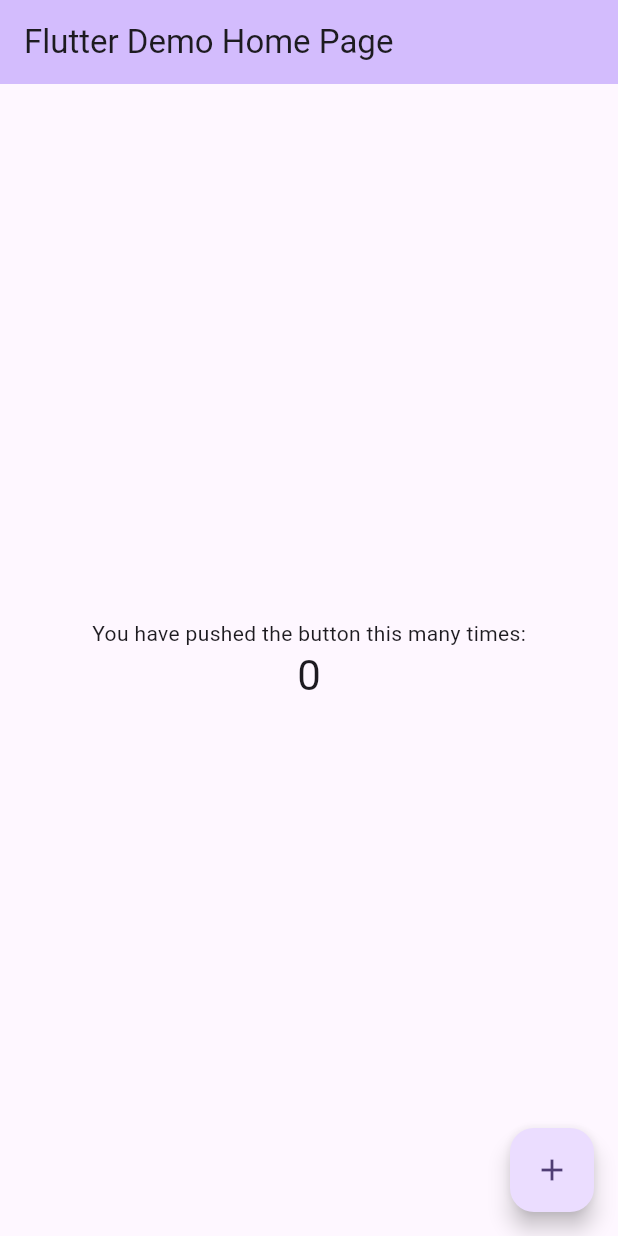
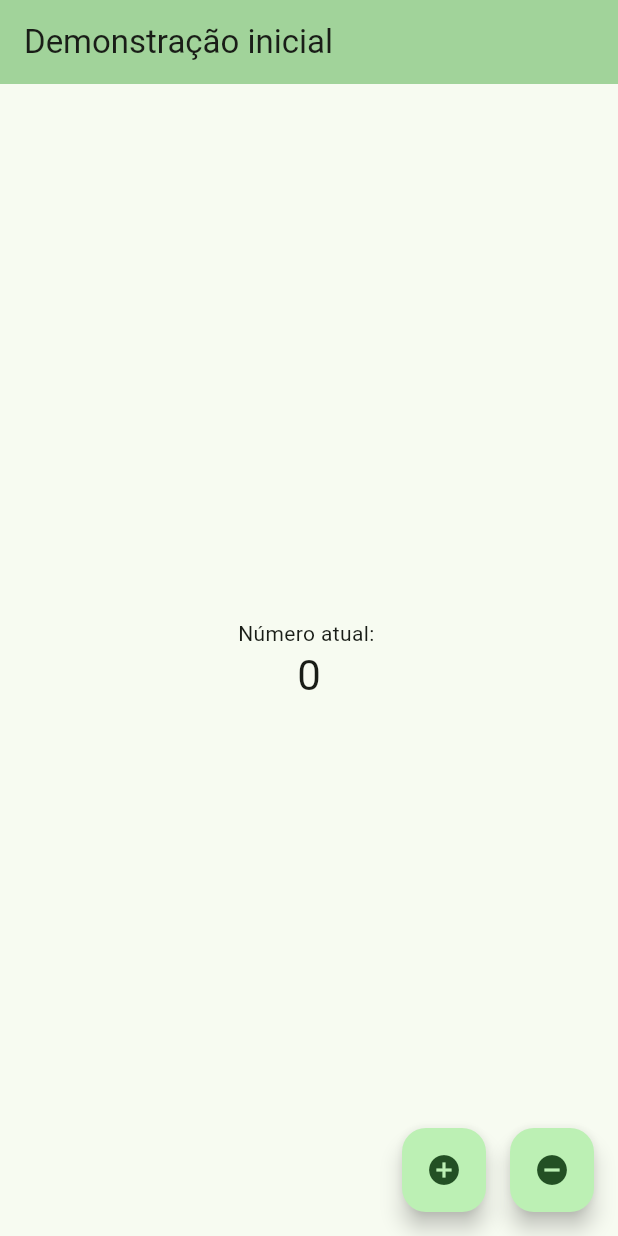
Before and after one commit to DaviSuassunaunitins/meuappflutter, a Flutter app: the screen it shows after launch, on a phone screen of 412 x 824 dp. Run offline on Flutter 3.47's test engine with Material 3 defaults, Android fonts, the phone set to English and light mode, and no system bars.

Commit message:
version_1

```diff
--- a/lib/main.dart
+++ b/lib/main.dart
@@ -28,9 +28,9 @@ class MyApp extends StatelessWidget {
         //
         // This works for code too, not just values: Most code changes can be
         // tested with just a hot reload.
-        colorScheme: ColorScheme.fromSeed(seedColor: Colors.deepPurple),
+        colorScheme: ColorScheme.fromSeed(seedColor: Colors.green),
       ),
-      home: const MyHomePage(title: 'Flutter Demo Home Page'),
+      home: const MyHomePage(title: 'Demonstração inicial'),
     );
   }
 }
@@ -64,6 +64,17 @@ class _MyHomePageState extends State<MyHomePage> {
       // _counter without calling setState(), then the build method would not be
       // called again, and so nothing would appear to happen.
       _counter++;
+    });
+  }
+
+  void _decrementCounter() {
+    setState(() {
+      // This call to setState tells the Flutter framework that something has
+      // changed in this State, which causes it to rerun the build method below
+      // so that the display can reflect the updated values. If we changed
+      // _counter without calling setState(), then the build method would not be
+      // called again, and so nothing would appear to happen.
+      _counter--;
     });
   }
 
@@ -104,7 +115,7 @@ class _MyHomePageState extends State<MyHomePage> {
           // wireframe for each widget.
           mainAxisAlignment: MainAxisAlignment.center,
           children: <Widget>[
-            const Text('You have pushed the button this many times:'),
+            const Text('Número atual: '),
             Text(
               '$_counter',
               style: Theme.of(context).textTheme.headlineMedium,
@@ -112,11 +123,26 @@ class _MyHomePageState extends State<MyHomePage> {
           ],
         ),
       ),
-      floatingActionButton: FloatingActionButton(
-        onPressed: _incrementCounter,
-        tooltip: 'Increment',
-        child: const Icon(Icons.add),
+      floatingActionButton: Row(
+        mainAxisSize: MainAxisSize.min,
+        children: [
+          FloatingActionButton(
+            onPressed: _incrementCounter,
+            tooltip: 'Increment',
+            child: const Icon(Icons.add_circle),
+          ),
+
+          const SizedBox(width: 16),
+
+          FloatingActionButton(
+            onPressed: _decrementCounter,
+            tooltip: 'Decrement',
+            child: const Icon(Icons.remove_circle),
+          ),
+        ]
+
       ), // This trailing comma makes auto-formatting nicer for build methods.
+
     );
   }
 }
```
